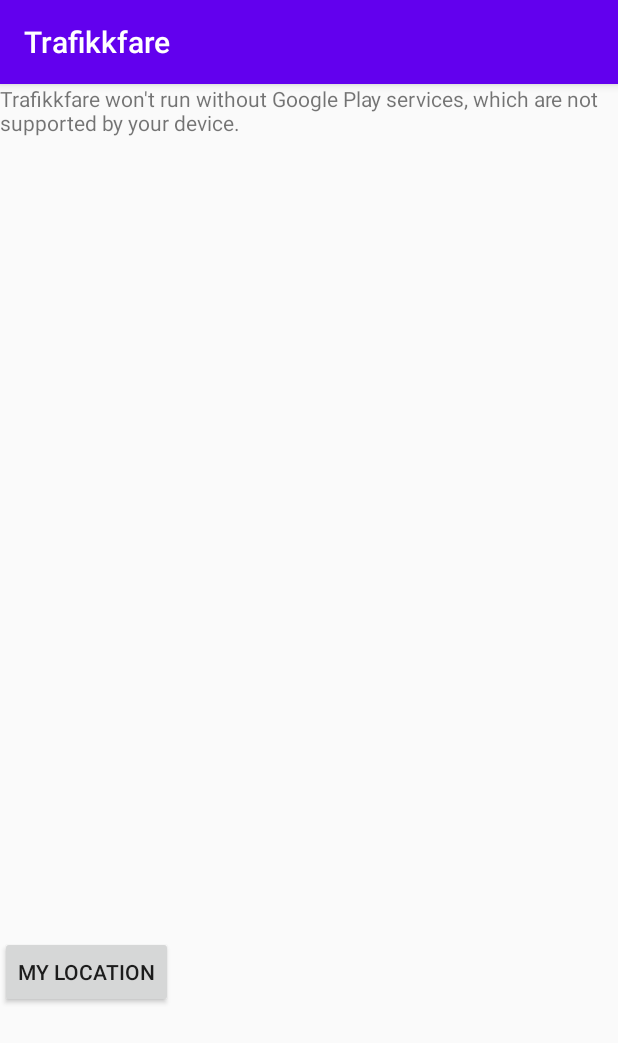
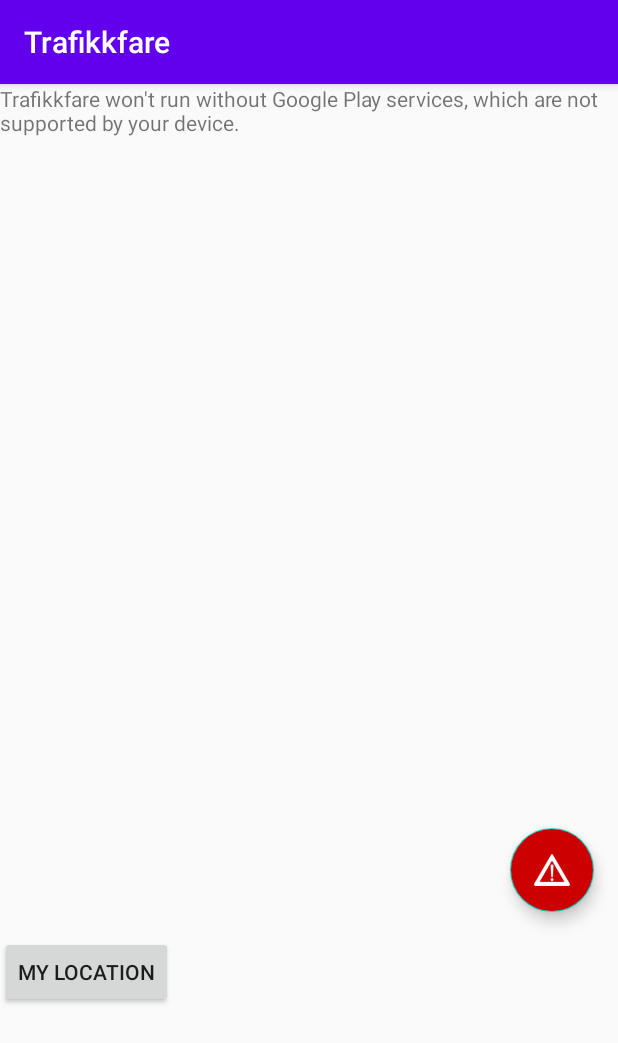
Before and after one commit to Owlar/Trafikkfare, an Android app: the HomeFragment screen opened through its navigation route, after a tap on "MAP", on a phone screen of 412 x 824 dp. Shown: the top 1043 px of the screen. Run offline under Robolectric (Android 15) with nearby library versions, the phone set to English and light mode, and no system bars.

Commit message:
Add FAB with custom icon to map, fix transparent background on traffic signs on map

```diff
--- a/app/src/main/java/no/hiof/oscarlr/trafikkfare/HomeFragment.kt
+++ b/app/src/main/java/no/hiof/oscarlr/trafikkfare/HomeFragment.kt
@@ -8,13 +8,10 @@ import android.view.ViewGroup
 import android.widget.TextView
 import android.widget.Toast
 import androidx.fragment.app.Fragment
-import androidx.fragment.app.FragmentManager
 import androidx.navigation.findNavController
 import kotlinx.android.synthetic.main.fragment_home.*
 
 class HomeFragment : Fragment() {
-
-    private lateinit var supportFragmentManager : FragmentManager
 
     override fun onCreateView(
         inflater: LayoutInflater,
--- a/app/src/main/java/no/hiof/oscarlr/trafikkfare/MapActivity.kt
+++ b/app/src/main/java/no/hiof/oscarlr/trafikkfare/MapActivity.kt
@@ -14,6 +14,7 @@ import com.google.android.gms.maps.SupportMapFragment
 import com.google.android.gms.maps.model.BitmapDescriptorFactory
 import com.google.android.gms.maps.model.LatLng
 import com.google.android.gms.maps.model.MarkerOptions
+import com.google.android.material.snackbar.Snackbar
 import kotlinx.android.synthetic.main.activity_map.*
 
 class MapActivity : AppCompatActivity(), OnMapReadyCallback {
@@ -37,6 +38,11 @@ class MapActivity : AppCompatActivity(), OnMapReadyCallback {
 
         myLocation.setOnClickListener {
             getUserPosition()
+        }
+        fabMap.setOnClickListener { view ->
+            Snackbar.make(view, "Here's a Snackbar", Snackbar.LENGTH_LONG)
+                .setAction("Action", null)
+                .show()
         }
     }
 
--- a/app/src/main/res/layout/activity_map.xml
+++ b/app/src/main/res/layout/activity_map.xml
@@ -14,7 +14,21 @@
         android:layout_marginBottom="200dp"
         app:layout_constraintHorizontal_bias="0.5"
         app:layout_constraintBottom_toBottomOf="parent"
-        app:layout_constraintTop_toTopOf="parent" />
+        app:layout_constraintTop_toTopOf="parent">
+
+        <com.google.android.material.floatingactionbutton.FloatingActionButton
+            android:id="@+id/fabMap"
+            android:layout_height="wrap_content"
+            android:layout_width="wrap_content"
+            android:layout_gravity="end|bottom"
+            android:src="@drawable/danger"
+            android:contentDescription="@string/submit"
+            android:layout_margin="16dp"
+            android:backgroundTint="@android:color/holo_red_dark"
+            android:tint="@android:color/white"/>
+    </fragment>
+
+
 
     <Button
         android:id="@+id/myLocation"
--- a/app/src/main/res/values/strings.xml
+++ b/app/src/main/res/values/strings.xml
@@ -11,4 +11,6 @@
     <string name="danger_description">Dangerous</string>
     <string name="danger_poster">DangerPoster</string>
     <string name="danger">Fare</string>
+    <string name="submit">Submit</string>
+    <string name="red">#EA4335</string>
 </resources>
```
Also changed, not shown: app/src/main/res/drawable-hdpi/danger_icon.png (added), app/src/main/res/drawable-mdpi/danger_icon.png (added), app/src/main/res/drawable-xhdpi/danger_icon.png (added), app/src/main/res/drawable-xxhdpi/danger_icon.png (added), app/src/main/res/drawable-xxxhdpi/danger_icon.png (added), app/src/main/res/drawable/danger.png.
